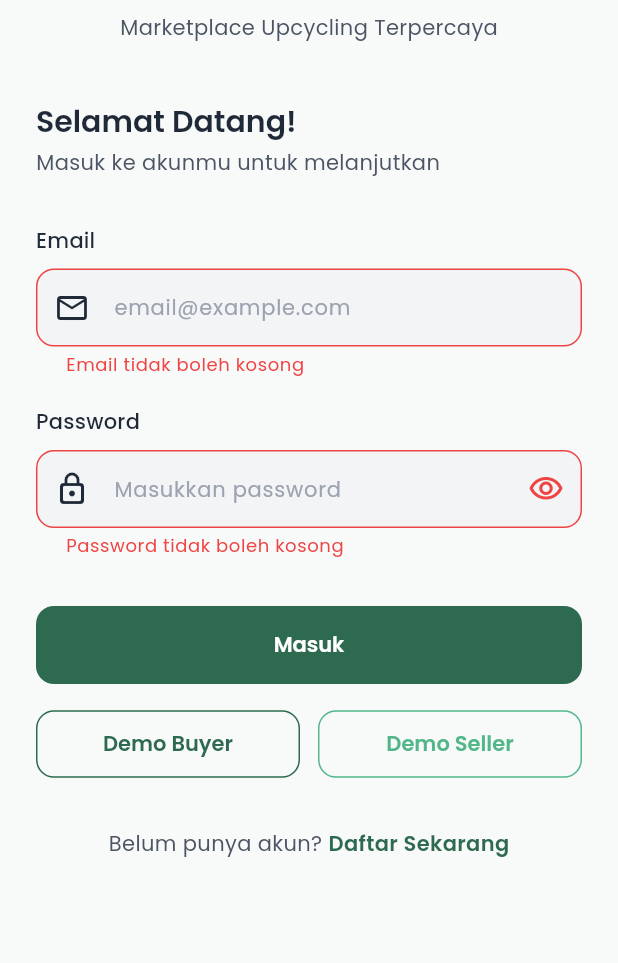
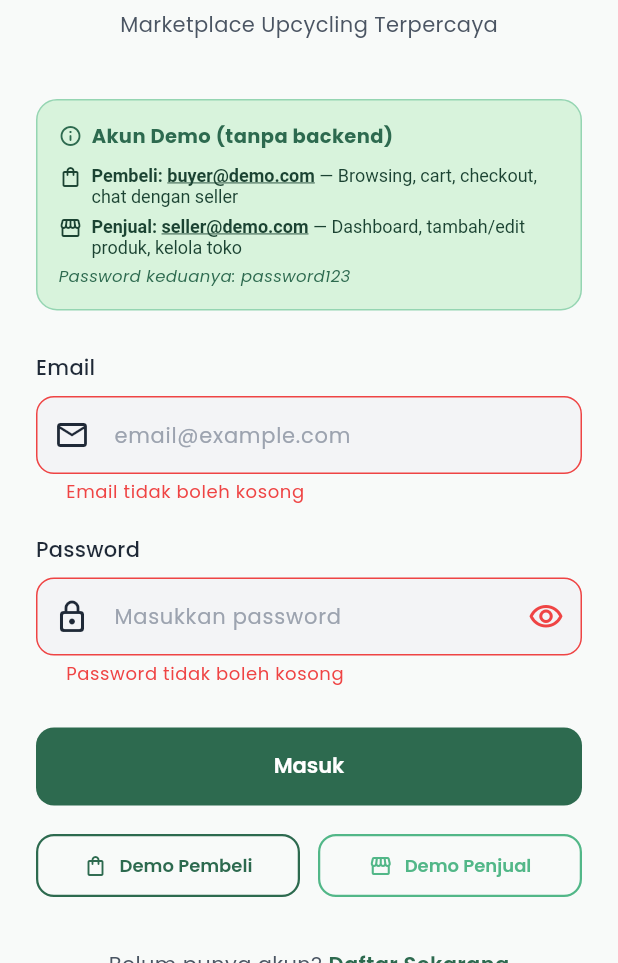
Before and after one commit to Taufiq-1904/UpCycleHub, a Flutter app: the screen it shows after launch, after a tap on "Masuk", on a phone screen of 412 x 824 dp, the part 273-1236 px from its top. Run offline on Flutter 3.47's test engine with Material 3 defaults, Android fonts, the light colour scheme and no system bars; our stand-ins replace cached_network_image, cloud_firestore, dio, firebase_core, flutter_rating_bar, flutter_secure_storage and 7 more; accounts and stored records are empty; generated files the repository leaves out were written again.

Commit message:
fitur: memperbaiki login dan register

```diff
--- a/lib/app/modules/auth/login_controller.dart
+++ b/lib/app/modules/auth/login_controller.dart
@@ -1,10 +1,10 @@
 import 'package:flutter/material.dart';
 import 'package:get/get.dart';
+import '../../data/models/user_model.dart';
+import '../../data/providers/api_client.dart';
 import '../../data/repositories/auth_repository.dart';
-import '../../data/providers/api_client.dart';
 import '../../services/auth_service.dart';
 import '../../routes/app_routes.dart';
-import '../../services/storage_service.dart';
 
 class LoginController extends GetxController {
   final emailController = TextEditingController();
@@ -12,6 +12,27 @@ class LoginController extends GetxController {
   final formKey = GlobalKey<FormState>();
   final RxBool isLoading = false.obs;
   final RxBool obscurePassword = true.obs;
+
+  // Mock users — demo offline tanpa backend
+  static const _mockPassword = 'password123';
+  static final _mockUsers = <String, UserModel>{
+    'buyer@demo.com': UserModel(
+      id: 'buyer_001',
+      name: 'Andi Pembeli',
+      email: 'buyer@demo.com',
+      role: 'buyer',
+      phone: '081234567890',
+      address: 'Jl. Merdeka No. 10, Jakarta Pusat',
+    ),
+    'seller@demo.com': UserModel(
+      id: 'seller_001',
+      name: 'Budi Penjual',
+      email: 'seller@demo.com',
+      role: 'seller',
+      phone: '089876543210',
+      address: 'Jl. Sudirman No. 5, Bandung',
+    ),
+  };
 
   late final AuthRepository _authRepo;
 
@@ -32,32 +53,48 @@ class LoginController extends GetxController {
 
   Future<void> login() async {
     if (!formKey.currentState!.validate()) return;
-
     isLoading.value = true;
 
     try {
-      final result = await _authRepo.login(
-        emailController.text.trim(),
-        passwordController.text,
-      );
+      final email = emailController.text.trim().toLowerCase();
+      final password = passwordController.text;
 
-      // Simpan token sementara
-      await Get.find<StorageService>().saveToken(result['token']);
+      // 1. Cek mock user dulu (offline demo)
+      final mockUser = _mockUsers[email];
+      if (mockUser != null && password == _mockPassword) {
+        await Future.delayed(const Duration(milliseconds: 600));
+        await _saveAndNavigate(mockUser, 'mock_token_${mockUser.role}');
+        return;
+      }
 
-      // Ambil profile user
-      final profile = await _authRepo.getProfile();
+      // 2. Hit API login — backend return: { token, refresh_token, role, message }
+      final loginResult = await _authRepo.login(email, password);
 
-      // Simpan user + token
+      final token = loginResult['token']?.toString() ?? '';
+      final refreshToken = loginResult['refresh_token']?.toString() ?? '';
+      final roleFromServer = loginResult['role']?.toString() ?? 'buyer';
+
+      if (token.isEmpty) throw 'Token tidak diterima dari server';
+
+      // 3. Simpan token sementara supaya getProfile bisa pakai Authorization header
       final authService = Get.find<AuthService>();
+      await authService.saveTokenOnly(token, refreshToken);
 
-      await authService.saveUser(
-        profile,
-        result['token'],
-      );
+      // 4. Ambil data lengkap user via /auth/profile
+      UserModel user;
+      try {
+        user = await _authRepo.getProfile();
+      } catch (_) {
+        // Fallback kalau getProfile gagal: buat user minimal dari data login
+        user = UserModel(
+          id: '',
+          name: email.split('@').first,
+          email: email,
+          role: roleFromServer,
+        );
+      }
 
-      Get.offAllNamed(
-        AppRoutes.MAIN,
-      );
+      await _saveAndNavigate(user, token, refreshToken: refreshToken);
     } catch (e) {
       Get.snackbar(
         'Login Gagal',
@@ -67,18 +104,36 @@ class LoginController extends GetxController {
         colorText: Colors.white,
         borderRadius: 12,
         margin: const EdgeInsets.all(16),
-        duration: const Duration(seconds: 3),
+        duration: const Duration(seconds: 4),
       );
     } finally {
       isLoading.value = false;
     }
   }
 
-  // Demo login
+  Future<void> _saveAndNavigate(
+    UserModel user,
+    String token, {
+    String? refreshToken,
+  }) async {
+    final authService = Get.find<AuthService>();
+    await authService.saveUser(user, token, refreshToken: refreshToken);
+    Get.offAllNamed(AppRoutes.MAIN);
+    Get.snackbar(
+      'Selamat Datang! 👋',
+      'Halo ${user.name.split(' ').first}! '
+          'Masuk sebagai ${user.role == 'seller' ? '🏪 Penjual' : '🛍️ Pembeli'}',
+      snackPosition: SnackPosition.TOP,
+      borderRadius: 12,
+      margin: const EdgeInsets.all(16),
+      duration: const Duration(seconds: 3),
+    );
+  }
+
   void loginDemo({String role = 'buyer'}) {
     emailController.text =
         role == 'seller' ? 'seller@demo.com' : 'buyer@demo.com';
-    passwordController.text = 'password123';
+    passwordController.text = _mockPassword;
     login();
   }
 }
--- a/lib/app/modules/auth/login_view.dart
+++ b/lib/app/modules/auth/login_view.dart
@@ -23,6 +23,7 @@ class LoginView extends StatelessWidget {
               crossAxisAlignment: CrossAxisAlignment.start,
               children: [
                 const SizedBox(height: 40),
+
                 // Logo
                 Center(
                   child: Column(
@@ -46,7 +47,7 @@ class LoginView extends StatelessWidget {
                                   fontWeight: FontWeight.w700,
                                 ),
                       ),
-                      const SizedBox(height: 8),
+                      const SizedBox(height: 6),
                       Text(
                         'Marketplace Upcycling Terpercaya',
                         style: Theme.of(context).textTheme.bodyMedium,
@@ -55,22 +56,61 @@ class LoginView extends StatelessWidget {
                   ),
                 ),
                 const SizedBox(height: 40),
-                Text(
-                  'Selamat Datang!',
-                  style: Theme.of(context).textTheme.headlineMedium,
+
+                // ── Demo info card ────────────────────────────────────────
+                Container(
+                  padding: const EdgeInsets.all(14),
+                  decoration: BoxDecoration(
+                    color: AppTheme.softGreen,
+                    borderRadius: BorderRadius.circular(14),
+                    border: Border.all(color: AppTheme.accentGreen),
+                  ),
+                  child: Column(
+                    crossAxisAlignment: CrossAxisAlignment.start,
+                    children: [
+                      const Row(
+                        children: [
+                          Icon(Icons.info_outline_rounded,
+                              size: 16, color: AppTheme.primaryGreen),
+                          SizedBox(width: 6),
+                          Text('Akun Demo (tanpa backend)',
+                              style: TextStyle(
+                                  color: AppTheme.primaryGreen,
+                                  fontWeight: FontWeight.w700,
+                                  fontSize: 13)),
+                        ],
+                      ),
+                      const SizedBox(height: 10),
+                      _DemoRow(
+                        icon: Icons.shopping_bag_outlined,
+                        label: 'Pembeli',
+                        email: 'buyer@demo.com',
+                        description:
+                            'Browsing, cart, checkout, chat dengan seller',
+                      ),
+                      const SizedBox(height: 6),
+                      _DemoRow(
+                        icon: Icons.storefront_outlined,
+                        label: 'Penjual',
+                        email: 'seller@demo.com',
+                        description:
+                            'Dashboard, tambah/edit produk, kelola toko',
+                      ),
+                      const SizedBox(height: 4),
+                      const Text(
+                        'Password keduanya: password123',
+                        style: TextStyle(
+                            fontSize: 11,
+                            color: AppTheme.primaryGreen,
+                            fontStyle: FontStyle.italic),
+                      ),
+                    ],
+                  ),
                 ),
-                const SizedBox(height: 4),
-                Text(
-                  'Masuk ke akunmu untuk melanjutkan',
-                  style: Theme.of(context).textTheme.bodyMedium,
-                ),
-                const SizedBox(height: 32),
+                const SizedBox(height: 28),
 
-                // Email
-                Text(
-                  'Email',
-                  style: Theme.of(context).textTheme.titleMedium,
-                ),
+                // Email field
+                Text('Email', style: Theme.of(context).textTheme.titleMedium),
                 const SizedBox(height: 8),
                 TextFormField(
                   controller: controller.emailController,
@@ -83,11 +123,9 @@ class LoginView extends StatelessWidget {
                 ),
                 const SizedBox(height: 20),
 
-                // Password
-                Text(
-                  'Password',
-                  style: Theme.of(context).textTheme.titleMedium,
-                ),
+                // Password field
+                Text('Password',
+                    style: Theme.of(context).textTheme.titleMedium),
                 const SizedBox(height: 8),
                 Obx(() => TextFormField(
                       controller: controller.passwordController,
@@ -98,17 +136,15 @@ class LoginView extends StatelessWidget {
                         prefixIcon: const Icon(Icons.lock_outline_rounded),
                         suffixIcon: IconButton(
                           onPressed: controller.togglePassword,
-                          icon: Icon(
-                            controller.obscurePassword.value
-                                ? Icons.visibility_outlined
-                                : Icons.visibility_off_outlined,
-                          ),
+                          icon: Icon(controller.obscurePassword.value
+                              ? Icons.visibility_outlined
+                              : Icons.visibility_off_outlined),
                         ),
                       ),
                     )),
-                const SizedBox(height: 32),
+                const SizedBox(height: 28),
 
-                // Login Button
+                // Login button
                 Obx(() => AppButton(
                       text: 'Masuk',
                       onPressed: controller.login,
@@ -116,50 +152,36 @@ class LoginView extends StatelessWidget {
                     )),
                 const SizedBox(height: 16),
 
-                // Demo Buttons
+                // Demo shortcut buttons
                 Row(
                   children: [
                     Expanded(
-                      child: OutlinedButton(
-                        onPressed: () => controller.loginDemo(role: 'buyer'),
-                        style: OutlinedButton.styleFrom(
-                          foregroundColor: AppTheme.primaryGreen,
-                          side: const BorderSide(color: AppTheme.primaryGreen),
-                          shape: RoundedRectangleBorder(
-                            borderRadius: BorderRadius.circular(12),
-                          ),
-                          padding: const EdgeInsets.symmetric(vertical: 12),
-                        ),
-                        child: const Text('Demo Buyer'),
+                      child: _DemoButton(
+                        icon: Icons.shopping_bag_outlined,
+                        label: 'Demo Pembeli',
+                        color: AppTheme.primaryGreen,
+                        onTap: () => controller.loginDemo(role: 'buyer'),
                       ),
                     ),
                     const SizedBox(width: 12),
                     Expanded(
-                      child: OutlinedButton(
-                        onPressed: () => controller.loginDemo(role: 'seller'),
-                        style: OutlinedButton.styleFrom(
-                          foregroundColor: AppTheme.lightGreen,
-                          side: const BorderSide(color: AppTheme.lightGreen),
-                          shape: RoundedRectangleBorder(
-                            borderRadius: BorderRadius.circular(12),
-                          ),
-                          padding: const EdgeInsets.symmetric(vertical: 12),
-                        ),
-                        child: const Text('Demo Seller'),
+                      child: _DemoButton(
+                        icon: Icons.storefront_outlined,
+                        label: 'Demo Penjual',
+                        color: AppTheme.lightGreen,
+                        onTap: () => controller.loginDemo(role: 'seller'),
                       ),
                     ),
                   ],
                 ),
                 const SizedBox(height: 32),
 
-                // Register
+                // Register link
                 Row(
                   mainAxisAlignment: MainAxisAlignment.center,
                   children: [
-                    Text(
-                      'Belum punya akun? ',
-                      style: Theme.of(context).textTheme.bodyMedium,
-                    ),
+                    Text('Belum punya akun? ',
+                        style: Theme.of(context).textTheme.bodyMedium),
                     GestureDetector(
                       onTap: () => Get.toNamed(AppRoutes.REGISTER),
                       child: const Text(
@@ -180,3 +202,75 @@ class LoginView extends StatelessWidget {
     );
   }
 }
+
+/// Baris info akun demo
+class _DemoRow extends StatelessWidget {
+  final IconData icon;
+  final String label, email, description;
+
+  const _DemoRow({
+    required this.icon,
+    required this.label,
+    required this.email,
+    required this.description,
+  });
+
+  @override
+  Widget build(BuildContext context) {
+    return Row(
+      crossAxisAlignment: CrossAxisAlignment.start,
+      children: [
+        Icon(icon, size: 16, color: AppTheme.darkGreen),
+        const SizedBox(width: 6),
+        Expanded(
+          child: RichText(
+            text: TextSpan(
+              style: const TextStyle(fontSize: 12, color: AppTheme.darkGreen),
+              children: [
+                TextSpan(
+                    text: '$label: ',
+                    style: const TextStyle(fontWeight: FontWeight.w700)),
+                TextSpan(
+                    text: email,
+                    style: const TextStyle(
+                        fontWeight: FontWeight.w600,
+                        decoration: TextDecoration.underline)),
+                TextSpan(text: ' — $description'),
+              ],
+            ),
+          ),
+        ),
+      ],
+    );
+  }
+}
+
+/// Tombol demo dengan ikon
+class _DemoButton extends StatelessWidget {
+  final IconData icon;
+  final String label;
+  final Color color;
+  final VoidCallback onTap;
+
+  const _DemoButton({
+    required this.icon,
+    required this.label,
+    required this.color,
+    required this.onTap,
+  });
+
+  @override
+  Widget build(BuildContext context) {
+    return OutlinedButton.icon(
+      onPressed: onTap,
+      icon: Icon(icon, size: 16),
+      label: Text(label, style: const TextStyle(fontSize: 12)),
+      style: OutlinedButton.styleFrom(
+        foregroundColor: color,
+        side: BorderSide(color: color, width: 1.5),
+        padding: const EdgeInsets.symmetric(vertical: 12),
+        shape: RoundedRectangleBorder(borderRadius: BorderRadius.circular(12)),
+      ),
+    );
+  }
+}
--- a/lib/app/modules/auth/register_controller.dart
+++ b/lib/app/modules/auth/register_controller.dart
@@ -2,6 +2,7 @@ import 'package:flutter/material.dart';
 import 'package:get/get.dart';
 import '../../data/repositories/auth_repository.dart';
 import '../../data/providers/api_client.dart';
+import '../../data/models/user_model.dart';
 import '../../services/auth_service.dart';
 import '../../routes/app_routes.dart';
 
@@ -39,14 +40,58 @@ class RegisterController extends GetxController {
     if (!formKey.currentState!.validate()) return;
     isLoading.value = true;
     try {
-      final result = await _authRepo.register(
+      // Step 1: Register — backend-mu hanya return pesan sukses, tidak return user/token
+      await _authRepo.register(
         name: nameController.text.trim(),
         email: emailController.text.trim(),
         password: passwordController.text,
       );
+
+      // Step 2: Langsung login pakai kredensial yang baru didaftarkan
+      final loginResult = await _authRepo.login(
+        emailController.text.trim(),
+        passwordController.text,
+      );
+
+      final token = loginResult['token']?.toString() ?? '';
+      final refreshToken = loginResult['refresh_token']?.toString() ?? '';
+      final roleFromServer =
+          loginResult['role']?.toString() ?? selectedRole.value;
+
+      // Step 3: Ambil profile untuk dapat data lengkap user
+      // Simpan token dulu agar getProfile bisa pakai Authorization header
       final authService = Get.find<AuthService>();
-      await authService.saveUser(result['user'], result['token']);
+      await authService.saveTokenOnly(token, refreshToken);
+
+      UserModel user;
+      try {
+        user = await _authRepo.getProfile();
+        // Pastikan role sesuai yang dipilih user saat register
+        // (kalau backend tidak support role di register, override manual)
+        if (user.role == 'buyer' && selectedRole.value == 'seller') {
+          user = user.copyWith(role: selectedRole.value);
+        }
+      } catch (_) {
+        // Fallback: buat UserModel dari data yang tersedia
+        user = UserModel(
+          id: '',
+          name: nameController.text.trim(),
+          email: emailController.text.trim(),
+          role: roleFromServer.isNotEmpty ? roleFromServer : selectedRole.value,
+        );
+      }
+
+      await authService.saveUser(user, token, refreshToken: refreshToken);
       Get.offAllNamed(AppRoutes.MAIN);
+
+      Get.snackbar(
+        'Selamat Datang! 🎉',
+        'Akun berhasil dibuat. Halo ${user.name.split(' ').first}!',
+        snackPosition: SnackPosition.TOP,
+        borderRadius: 12,
+        margin: const EdgeInsets.all(16),
+        duration: const Duration(seconds: 3),
+      );
     } catch (e) {
       Get.snackbar(
         'Registrasi Gagal',
--- a/lib/app/services/auth_service.dart
+++ b/lib/app/services/auth_service.dart
@@ -1,5 +1,5 @@
 import 'package:get/get.dart';
-import '../services/storage_service.dart';
+import 'storage_service.dart';
 import '../data/models/user_model.dart';
 import 'dart:convert';
 
@@ -26,8 +26,25 @@ class AuthService extends GetxService {
     }
   }
 
-  Future<void> saveUser(UserModel user, String token) async {
+  /// Simpan token saja (sebelum getProfile dipanggil)
+  /// Dipakai saat login/register: token ada duluan, user belum
+  Future<void> saveTokenOnly(String token, String? refreshToken) async {
     await _storageService.saveToken(token);
+    if (refreshToken != null && refreshToken.isNotEmpty) {
+      await _storageService.saveRefreshToken(refreshToken);
+    }
+  }
+
+  /// Simpan user lengkap + token (final step setelah getProfile)
+  Future<void> saveUser(
+    UserModel user,
+    String token, {
+    String? refreshToken,
+  }) async {
+    await _storageService.saveToken(token);
+    if (refreshToken != null && refreshToken.isNotEmpty) {
+      await _storageService.saveRefreshToken(refreshToken);
+    }
     await _storageService.saveUserId(user.id);
     await _storageService.saveUserRole(user.role);
     await _storageService.saveUserData(jsonEncode(user.toJson()));
--- a/lib/app/services/storage_service.dart
+++ b/lib/app/services/storage_service.dart
@@ -9,6 +9,7 @@ class StorageService extends GetxService {
   );
 
   static const String _tokenKey = 'auth_token';
+  static const String _refreshTokenKey = 'refresh_token';
   static const String _userIdKey = 'user_id';
   static const String _userRoleKey = 'user_role';
   static const String _darkModeKey = 'dark_mode';
@@ -19,7 +20,7 @@ class StorageService extends GetxService {
     return this;
   }
 
-  // Token
+  // ── Token ─────────────────────────────────────────────────────────────────
   Future<void> saveToken(String token) async {
     await _secureStorage.write(key: _tokenKey, value: token);
   }
@@ -32,37 +33,45 @@ class StorageService extends GetxService {
     await _secureStorage.delete(key: _tokenKey);
   }
 
-  // User ID
+  // ── Refresh Token ─────────────────────────────────────────────────────────
+  Future<void> saveRefreshToken(String token) async {
+    await _secureStorage.write(key: _refreshTokenKey, value: token);
+  }
+
+  Future<String?> getRefreshToken() async {
+    return await _secureStorage.read(key: _refreshTokenKey);
+  }
+
+  // ── User ID ───────────────────────────────────────────────────────────────
   Future<void> saveUserId(String userId) async {
     await _prefs.setString(_userIdKey, userId);
   }
 
   String? get userId => _prefs.getString(_userIdKey);
 
-  // User Role
+  // ── User Role ─────────────────────────────────────────────────────────────
   Future<void> saveUserRole(String role) async {
     await _prefs.setString(_userRoleKey, role);
   }
 
   String get userRole => _prefs.getString(_userRoleKey) ?? 'buyer';
-
   bool get isSeller => userRole == 'seller';
 
-  // Dark mode
+  // ── Dark Mode ─────────────────────────────────────────────────────────────
   bool get isDarkMode => _prefs.getBool(_darkModeKey) ?? false;
 
   Future<void> setDarkMode(bool value) async {
     await _prefs.setBool(_darkModeKey, value);
   }
 
-  // User data
+  // ── User Data ─────────────────────────────────────────────────────────────
   Future<void> saveUserData(String json) async {
     await _prefs.setString(_userDataKey, json);
   }
 
   String? get userData => _prefs.getString(_userDataKey);
 
-  // Clear all (logout)
+  // ── Clear All (logout) ────────────────────────────────────────────────────
   Future<void> clearAll() async {
     await _secureStorage.deleteAll();
     await _prefs.clear();
```
